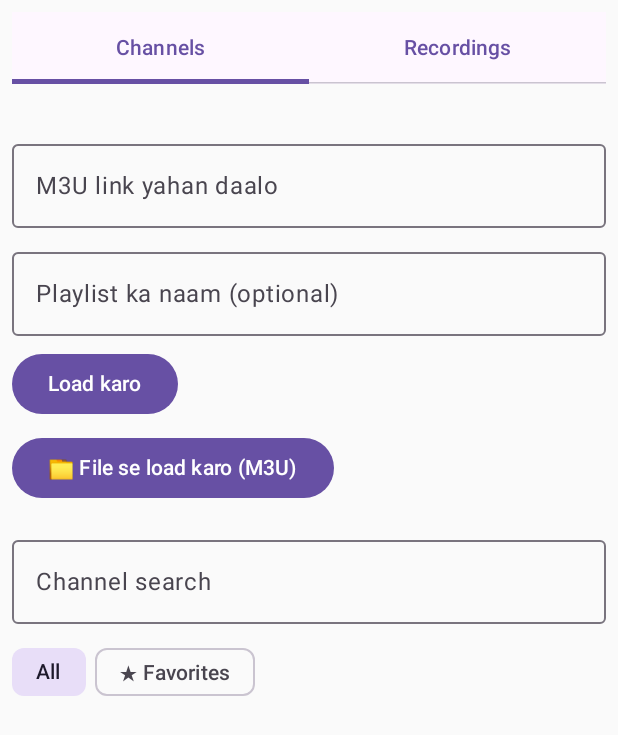
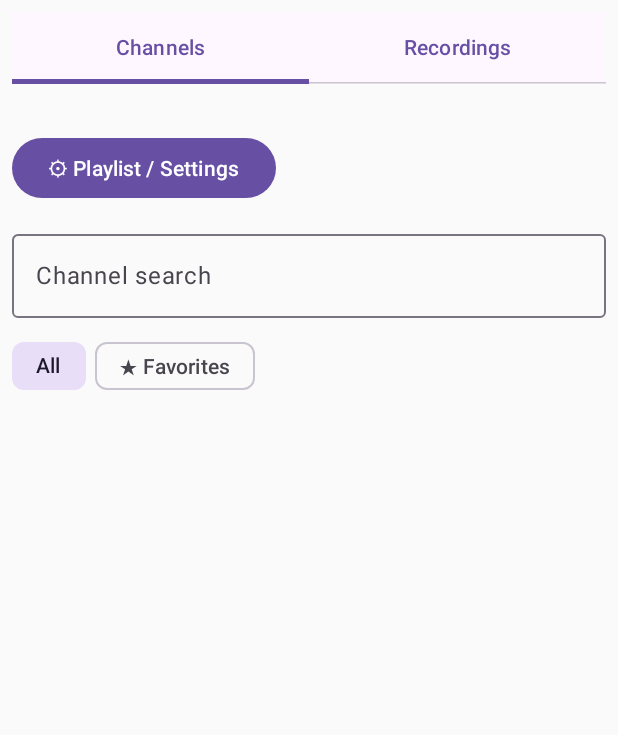
Before and after one commit to Kamlesh-teck/Video-player-live, an Android app built with Jetpack Compose: the screen it shows after launch (MainActivity), on a phone screen of 412 x 824 dp. Shown: the top 735 px of the screen. Run offline under Robolectric (Android 15) with nearby library versions, the phone set to English and light mode, and no system bars.

Commit message:
Implement settings toggle button in MainActivity
Added a settings button to toggle settings visibility in the UI.

```diff
--- a/app/src/main/java/com/example/iptvplayer/MainActivity.kt
+++ b/app/src/main/java/com/example/iptvplayer/MainActivity.kt
@@ -132,6 +132,7 @@ fun IptvApp() {
     var fullscreen by remember { mutableStateOf(false) }
     var group by remember { mutableStateOf("All") }
     var tab by remember { mutableStateOf(0) }
+    var showSettings by remember { mutableStateOf(false) }
     var plName by remember { mutableStateOf("") }
     var playlists by remember {
         mutableStateOf(
@@ -483,6 +484,11 @@ fun IptvApp() {
         Text(status, Modifier.padding(vertical = 4.dp))
 
         if (tab == 0) {
+            Button(
+                onClick = { showSettings = !showSettings },
+                modifier = Modifier.padding(bottom = 4.dp)
+            ) { Text(if (showSettings) "▲ Settings band karo" else "⚙ Playlist / Settings") }
+            if (showSettings) {
             OutlinedTextField(
                 value = link,
                 onValueChange = { link = it },
@@ -547,7 +553,7 @@ fun IptvApp() {
                     modifier = Modifier.padding(bottom = 8.dp)
                 ) { Text("★ Favorites export (M3U)") }
             }
-
+            }
             OutlinedTextField(
                 value = query,
                 onValueChange = { query = it },
```
